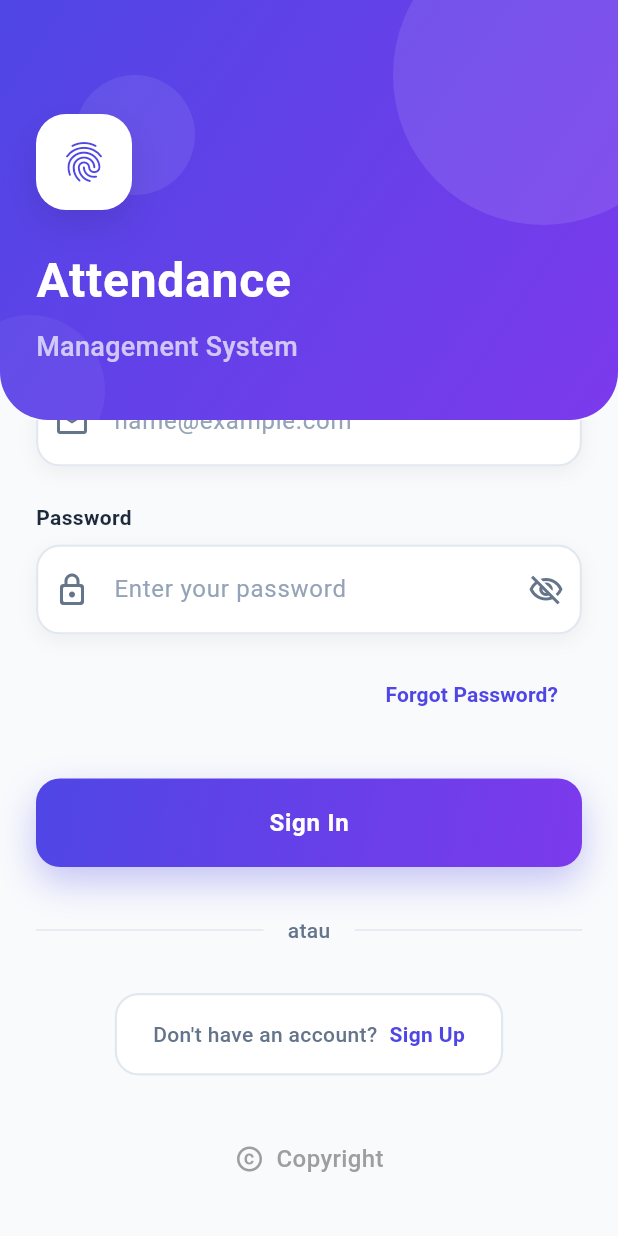
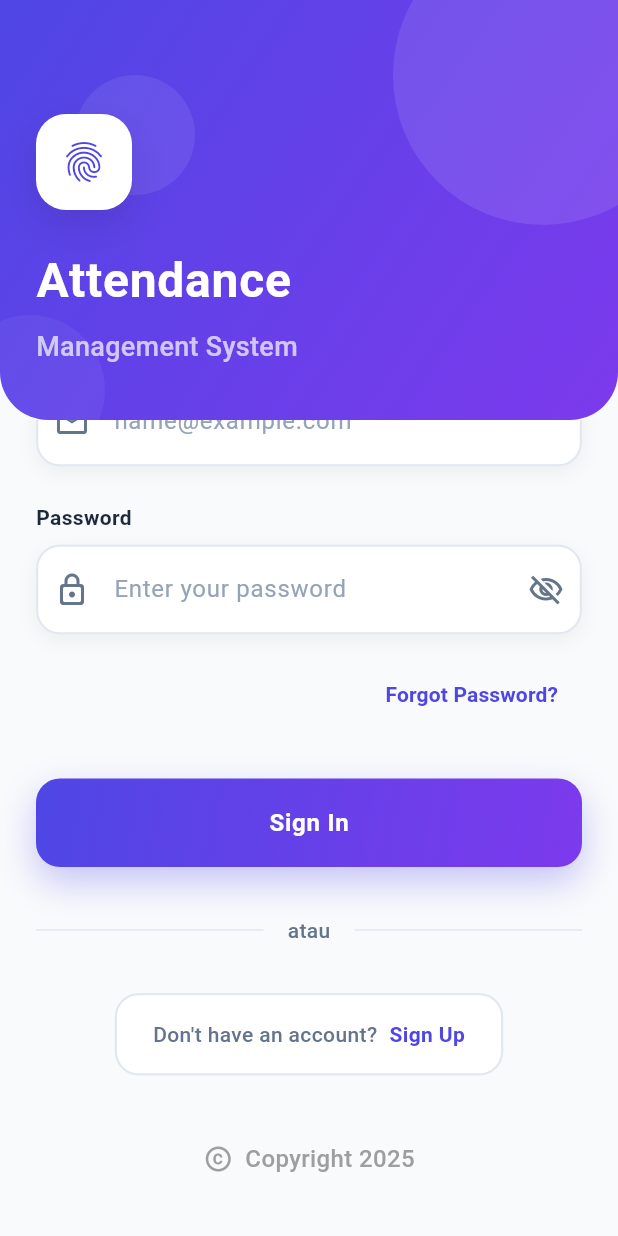
Before and after one commit to vinojanuar/PROJECTAKHIR, a Flutter app: the screen it shows after launch, scrolled down 224 dp, on a phone screen of 412 x 824 dp. Run offline on Flutter 3.47's test engine with Material 3 defaults, Android fonts, the phone set to English and light mode, and no system bars; our stand-ins replace geocoding, geolocator, google_maps_flutter, image_picker, shared_preferences.

Commit message:
Update 11

```diff
--- a/lib/api/profile_service.dart
+++ b/lib/api/profile_service.dart
@@ -9,6 +9,7 @@ import 'package:projectakhir/model/editprofile_model.dart';
 import 'package:projectakhir/model/profile_model.dart';
 
 class ProfileApiService {
+  // Fungsi untuk mengambil data profil user dari API.
   static Future<Profile> getProfile() async {
     String? token = await PreferenceHandler.getToken();
     final response = await http.get(
@@ -26,6 +27,7 @@ class ProfileApiService {
     }
   }
 
+  // Fungsi untuk mengedit profil user (nama, email, dll) melalui API.
   static Future<EditProfile> editProfile({
     required String name,
     required String email,
@@ -57,6 +59,7 @@ class ProfileApiService {
     }
   }
 
+  // Fungsi untuk mengunggah foto profil user ke server melalui API.
   static Future<EditFoto> uploadProfilePhoto({
     required String token,
     required File photoFile,
--- a/lib/main.dart
+++ b/lib/main.dart
@@ -1,6 +1,5 @@
 import 'package:flutter/material.dart';
 import 'package:intl/date_symbol_data_local.dart';
-import 'package:projectakhir/screen/loginscreen.dart';
 import 'package:projectakhir/screen/splashscreen.dart';
 
 void main() {
--- a/lib/screen/checkin_screen.dart
+++ b/lib/screen/checkin_screen.dart
@@ -23,6 +23,7 @@ class _CheckinScreenState extends State<CheckinScreen> {
   int? _userId;
   bool _isLoading = false;
 
+  // Fungsi yang dijalankan saat inisialisasi, memuat userId dan mengambil lokasi serta alamat.
   @override
   void initState() {
     super.initState();
@@ -30,6 +31,7 @@ class _CheckinScreenState extends State<CheckinScreen> {
     _ambilLokasiDanAlamat();
   }
 
+  // Fungsi untuk memuat userId dari SharedPreferences.
   Future<void> _loadUserId() async {
     final prefs = await SharedPreferences.getInstance();
     setState(() {
@@ -37,6 +39,7 @@ class _CheckinScreenState extends State<CheckinScreen> {
     });
   }
 
+  // Fungsi untuk mengambil lokasi dan alamat saat ini, serta update marker di peta.
   Future<void> _ambilLokasiDanAlamat() async {
     try {
       setState(() {
@@ -95,6 +98,7 @@ class _CheckinScreenState extends State<CheckinScreen> {
     }
   }
 
+  // Membuat kartu informasi dengan judul dan konten custom.
   Widget _buildInfoCard({
     required String title,
     required Widget content,
@@ -132,6 +136,7 @@ class _CheckinScreenState extends State<CheckinScreen> {
     );
   }
 
+  // Widget utama CheckinScreen yang menampilkan form check-in dan peta.
   @override
   Widget build(BuildContext context) {
     final String today = DateFormat('EEEE', 'id_ID').format(DateTime.now());
--- a/lib/screen/editprofile_screen.dart
+++ b/lib/screen/editprofile_screen.dart
@@ -19,12 +19,14 @@ class _EditProfileScreenState extends State<EditProfileScreen> {
   bool _isLoading = false;
   File? _selectedImage;
 
+  // Fungsi yang dijalankan saat inisialisasi, mengisi controller dengan nama awal.
   @override
   void initState() {
     super.initState();
     _nameController = TextEditingController(text: widget.initialName);
   }
 
+  // Fungsi untuk memilih dan mengunggah foto profil dari galeri.
   Future<void> _pickAndUploadPhoto() async {
     try {
       final picker = ImagePicker();
@@ -42,6 +44,7 @@ class _EditProfileScreenState extends State<EditProfileScreen> {
     }
   }
 
+  // Fungsi untuk submit perubahan profil (nama dan foto) ke server.
   Future<void> _submit() async {
     if (!_formKey.currentState!.validate()) return;
     setState(() => _isLoading = true);
@@ -76,12 +79,14 @@ class _EditProfileScreenState extends State<EditProfileScreen> {
     }
   }
 
+  // Membersihkan controller saat widget di-dispose untuk mencegah memory leak.
   @override
   void dispose() {
     _nameController.dispose();
     super.dispose();
   }
 
+  // Widget utama EditProfileScreen yang menampilkan form edit nama dan foto.
   @override
   Widget build(BuildContext context) {
     return Scaffold(
@@ -173,6 +178,7 @@ class _EditProfileScreenState extends State<EditProfileScreen> {
     );
   }
 
+  // Membuat TextFormField custom untuk input nama dengan validasi.
   Widget _buildTextFormField({
     required TextEditingController controller,
     required String labelText,
--- a/lib/screen/izin_screen.dart
+++ b/lib/screen/izin_screen.dart
@@ -15,6 +15,7 @@ class _IzinScreenState extends State<IzinScreen> {
   final TextEditingController _alasanController = TextEditingController();
   bool _isSubmitting = false; // To manage button state during submission
 
+  // Fungsi untuk mengajukan izin (leave request) ke API dan menangani hasilnya.
   Future<void> _ajukanIzin() async {
     // Validate form fields
     if (!_formKey.currentState!.validate()) {
@@ -62,6 +63,7 @@ class _IzinScreenState extends State<IzinScreen> {
     }
   }
 
+  // Widget utama IzinScreen yang menampilkan form pengajuan izin.
   @override
   Widget build(BuildContext context) {
     return Scaffold(
--- a/lib/screen/registerscreen.dart
+++ b/lib/screen/registerscreen.dart
@@ -27,12 +27,14 @@ class _RegisscreenState extends State<Regisscreen> {
   bool isLoading = false;
   bool isLoadingData = true;
 
+  // Fungsi yang dijalankan saat inisialisasi, memuat data batch dan training.
   @override
   void initState() {
     super.initState();
     fetchBatchAndTraining();
   }
 
+  // Fungsi untuk mengambil data batch dan training dari API.
   Future<void> fetchBatchAndTraining() async {
     try {
       final batchData = await userService.getListBatch();
@@ -65,6 +67,7 @@ class _RegisscreenState extends State<Regisscreen> {
     }
   }
 
+  // Fungsi untuk melakukan proses registrasi user, validasi input, dan kirim ke API.
   void register() async {
     // Validasi input
     if ([
@@ -198,6 +201,7 @@ class _RegisscreenState extends State<Regisscreen> {
     }
   }
 
+  // Membuat field input custom untuk form register.
   Widget _buildInputField({
     required String label,
     required TextEditingController controller,
--- a/lib/screen/riwayatkehadiranscreen.dart
+++ b/lib/screen/riwayatkehadiranscreen.dart
@@ -18,6 +18,7 @@ class _HistoryAbsenScreenState extends State<HistoryAbsenScreen> {
     _futureHistoryAbsen = AbsenApiService.fetchHistoryAbsen();
   }
 
+  // Widget utama HistoryAbsenScreen yang menampilkan daftar riwayat kehadiran.
   @override
   Widget build(BuildContext context) {
     return Scaffold(
@@ -184,7 +185,7 @@ class _HistoryAbsenScreenState extends State<HistoryAbsenScreen> {
     );
   }
 
-  /// Fungsi untuk mendapatkan nama hari dari DateTime
+  // Fungsi untuk mendapatkan nama hari dari DateTime.
   String _getDayName(DateTime? date) {
     if (date == null) return '-';
     final days = [
--- a/lib/screen/splashscreen.dart
+++ b/lib/screen/splashscreen.dart
@@ -14,6 +14,7 @@ class SplashScreen extends StatefulWidget {
 }
 
 class _SplashScreenState extends State<SplashScreen> {
+  // Fungsi yang dijalankan saat SplashScreen dimulai, untuk navigasi otomatis setelah delay.
   @override
   void initState() {
     super.initState();
@@ -22,6 +23,7 @@ class _SplashScreenState extends State<SplashScreen> {
     });
   }
 
+  // Fungsi untuk menentukan navigasi user ke HomeScreen atau LoginScreen berdasarkan token.
   Future<void> navigateUser() async {
     String? token = await PreferenceHandler.getToken();
     if (!mounted) return;
@@ -38,6 +40,7 @@ class _SplashScreenState extends State<SplashScreen> {
     }
   }
 
+  // Widget utama SplashScreen yang menampilkan logo dan nama aplikasi.
   @override
   Widget build(BuildContext context) {
     return Scaffold(
--- a/lib/widget/copyright_footer.dart
+++ b/lib/widget/copyright_footer.dart
@@ -21,7 +21,7 @@ class CopyrightFooter extends StatelessWidget {
           SizedBox(width: 8), // Jarak antara ikon dan teks
           // Teks copyright
           Text(
-            "Copyright",
+            "Copyright 2025",
             style: TextStyle(
               color: Colors.grey,
               fontSize: 16,
```
Also changed, not shown: lib/api/absensi_service.dart (+7 -7 lines), lib/api/user_api.dart (+4 -4 lines), lib/model/editfoto_model.dart (+8 -0 lines), lib/screen/homescreen.dart (+10 -0 lines), lib/screen/loginscreen.dart (+14 -0 lines), lib/screen/maps_screen.dart (+7 -5 lines), lib/screen/profilscreen.dart (+10 -0 lines).
